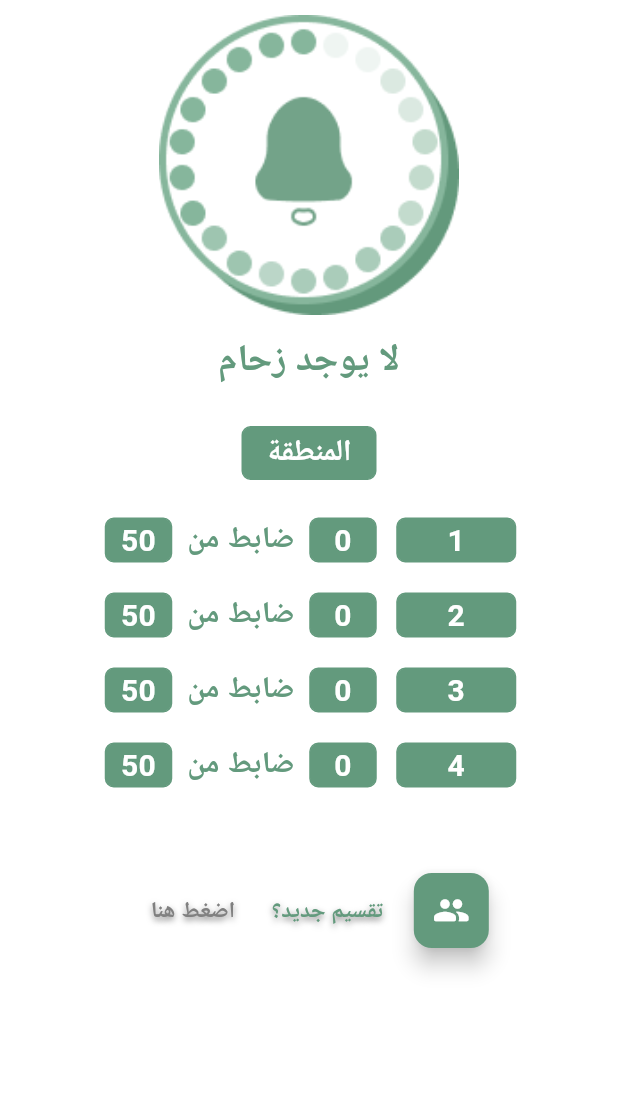
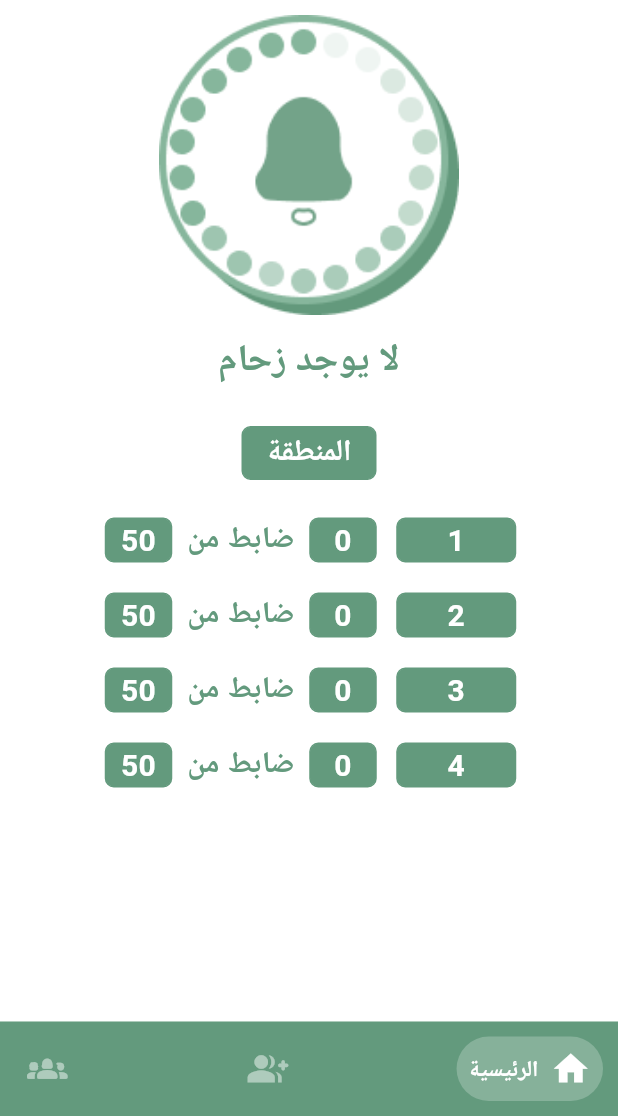
Before and after one commit to HalaAlshokri/Hima-Front-End, a Flutter app: the screen it shows after launch, on a phone screen of 412 x 824 dp, the part 120-1236 px from its top. Run offline on Flutter 3.47's test engine with Material 2 defaults, Android fonts, the phone set to English and light mode, and no system bars; drawn by our look-alikes of google_nav_bar; our stand-ins replace cloud_firestore, firebase_auth, firebase_core, firebase_messaging, flutter_local_notifications, fluttertoast and 2 more; missing offline and left inert: custom_marker, flutter_session_manager; accounts and stored records are empty.

Commit message:
UI update

```diff
--- a/lib/pages/supervisor-home.dart
+++ b/lib/pages/supervisor-home.dart
@@ -4,6 +4,7 @@ import 'package:cloud_firestore/cloud_firestore.dart';
 import 'package:firebase_auth/firebase_auth.dart';
 import 'package:flutter/material.dart';
 import 'package:flutter_session_manager/flutter_session_manager.dart';
+import 'package:google_nav_bar/google_nav_bar.dart';
 import 'package:hima_front_end/pages/Messages.dart';
 import 'package:hima_front_end/pages/officerList.dart';
 //import 'package:flutter_spinkit/flutter_spinkit.dart';
@@ -189,19 +190,16 @@ class SupervisorState extends State<SupervisorHomepage> {
               ),
             ),
             SizedBox(height: 40),
-            //Container for last row in body column (for new distribution button)
-            Container(
-              margin: const EdgeInsets.only(right: 40),
-              child: Row(
-                mainAxisAlignment: MainAxisAlignment.center,
-                children: [
-                  const SizedBox(width: 40),
-                  SizedBox(
-                    height: 25,
-                    width: 85,
-                    child: TextButton(
-                      onPressed: () {
-                        Navigator.push(
+          ],
+        ),
+      ),
+      bottomNavigationBar: Directionality(
+        textDirection: TextDirection.rtl,
+        child: GNav(
+            selectedIndex: 0,
+            onTabChange: (index) {
+              if (index == 1) {
+                Navigator.pushReplacement(
                     context,
                     MaterialPageRoute(
                         builder: (context) => const Redistribution(
@@ -210,67 +208,48 @@ class SupervisorState extends State<SupervisorHomepage> {
                             zone3: 50,
                             zone4: 50,
                             isModel: false)));
-                      }, //button action for redistribution page---------------------------------------------IMPORTANT
-                      style: TextButton.styleFrom(
-                        minimumSize: Size.zero,
-                        padding: EdgeInsets.zero,
+              } else if (index == 2) {
+                Navigator.pushReplacement(context,
+                    MaterialPageRoute(builder: (context) => OfficerList()));
+              }
+            },
+            curve: Curves.easeInOut, // tab animation curves
+            gap: 8, // the tab button gap between icon and text
+            color: const Color.fromARGB(
+                123, 255, 255, 255), // unselected icon color
+            backgroundColor: const Color.fromARGB(255, 99, 154, 125),
+            activeColor: Colors.white, // selected icon and text color
+            iconSize: 27, // tab button icon size
+            tabBackgroundColor: const Color.fromARGB(
+                57, 255, 255, 255), // selected tab background color
+            tabMargin: const EdgeInsets.all(10),
+            padding: const EdgeInsets.all(8), // navigation bar padding
+            tabs: const <GButton>[
+              GButton(
+                icon: Icons.home,
+                text: 'الرئيسية',
+                textStyle: TextStyle(
+                    fontSize: 15,
+                    color: Colors.white,
+                    fontWeight: FontWeight.bold),
               ),
-                      child: Text('اضغط هنا',
-                          style: TextStyle(
-                            shadows: [
-                              Shadow(
-                                blurRadius: 5.0,
-                                // color of the shadow
-                                color: Colors.black.withOpacity(0.5),
-                                offset: const Offset(0, 2),
+              GButton(
+                icon: Icons.group_add_rounded,
+                text: 'تقسيم جديد',
+                textStyle: TextStyle(
+                    fontSize: 15,
+                    color: Colors.white,
+                    fontWeight: FontWeight.bold),
               ),
-                            ],
-                            color: Color(0xff808080),
-                            fontWeight: FontWeight.bold,
+              GButton(
+                icon: Icons.groups_2_rounded,
+                text: 'قائمة الضباط',
+                textStyle: TextStyle(
                     fontSize: 15,
-                          )),
+                    color: Colors.white,
+                    fontWeight: FontWeight.bold),
               ),
-                  ),
-                  const SizedBox(width: 10),
-                  Text(
-                    "تقسيم جديد؟",
-                    style: TextStyle(
-                      shadows: [
-                        Shadow(
-                          blurRadius: 5.0,
-                          // color of the shadow
-                          color: Colors.black.withOpacity(0.5),
-                          offset: const Offset(0, 2),
-                        ),
-                      ],
-                      fontWeight: FontWeight.bold,
-                      color: const Color.fromARGB(255, 99, 154, 125),
-                      fontSize: 15,
-                    ),
-                  ),
-                  const SizedBox(width: 20),
-                  SizedBox(
-                    height: 50,
-                    width: 50,
-                    child: FloatingActionButton(
-                      mini: true,
-                      onPressed: () async {
-                        Navigator.pushReplacement(
-                            context,
-                            MaterialPageRoute(
-                                builder: (context) => OfficerList()));
-                      },
-                      backgroundColor: const Color.fromARGB(255, 99, 154, 125),
-                      child: const Icon(Icons.people_rounded,
-                          size: 25, color: Colors.white),
-                    ),
-                  ),
-                ],
-              ),
-            ),
-            const SizedBox(height: 50),
-          ],
-        ),
+            ]),
       ),
     );
   }
--- a/pubspec.yaml
+++ b/pubspec.yaml
@@ -60,6 +60,7 @@ dependencies:
   firebase_messaging: ^14.6.4
   flutter_local_notifications: ^15.1.0+1
   http: ^1.1.0
+  google_nav_bar: ^5.0.6
 
 dev_dependencies:
   flutter_test:
```
Also changed, not shown: lib/pages/Back-Screen.dart (+20 -13 lines), lib/pages/officerList.dart (+67 -26 lines), lib/pages/redistribution.dart (+66 -6 lines), pubspec.lock. Lines whose indentation alone changed are shown as unchanged.
